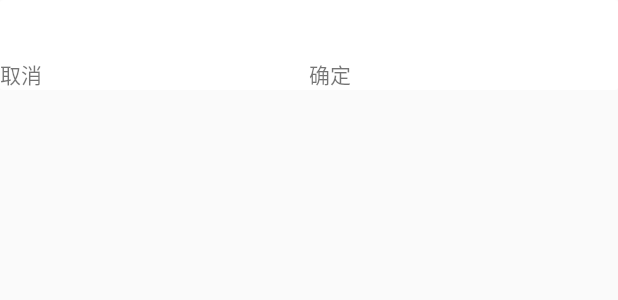
After one commit to Ares2018/common-update-project, an Android app: the layout custom_update_dialog.xml on its own in the app's theme, with its tools: preview values and no code run, on a phone screen of 412 x 824 dp. The commit adds this screen. Shown: the top 300 px of the screen. Run offline under Robolectric (Android 15) with nearby library versions, the phone set to English and light mode, and no system bars.

Commit message:
支持自定义

```diff
--- a/app/src/main/java/cn/daily/news/update/project/MainActivity.java
+++ b/app/src/main/java/cn/daily/news/update/project/MainActivity.java
@@ -34,6 +34,7 @@ public class MainActivity extends AppCompatActivity {
                 versionBean.version_code = 5000;
 //                versionBean.force_upgraded = true;
                 UpdateManager.checkUpdate(MainActivity.this, versionBean);
+                UpdateManager.setLayout(R.layout.custom_update_dialog);
             }
         });
 
--- /dev/null
+++ b/app/src/main/res/layout/custom_update_dialog.xml
@@ -0,0 +1,50 @@
+<?xml version="1.0" encoding="UTF-8"?>
+
+<LinearLayout xmlns:android="http://schemas.android.com/apk/res/android"
+    android:layout_width="match_parent"
+    android:layout_height="wrap_content"
+    android:adjustViewBounds="true"
+    android:background="@drawable/update_background"
+    android:gravity="center"
+    android:orientation="vertical">
+
+    <TextView
+        android:id="@id/update_title"
+        android:layout_width="wrap_content"
+        android:layout_height="wrap_content" />
+
+
+    <TextView
+        android:id="@id/update_remark"
+        android:layout_width="match_parent"
+        android:layout_height="wrap_content"
+        android:gravity="center_vertical"
+        android:scrollbars="vertical" />
+
+
+    <LinearLayout
+        android:id="@+id/bottom_container"
+        android:layout_width="match_parent"
+        android:layout_height="wrap_content"
+        android:layout_alignParentBottom="true"
+        android:layout_centerHorizontal="true"
+        android:orientation="horizontal">
+
+
+        <TextView
+            android:id="@id/update_cancel"
+            android:layout_weight="1"
+            android:layout_width="match_parent"
+            android:layout_height="wrap_content"
+            android:text="取消" />
+
+
+        <TextView
+            android:layout_weight="1"
+            android:id="@id/update_ok"
+            android:layout_width="match_parent"
+            android:layout_height="wrap_content"
+            android:text="确定"
+            />
+    </LinearLayout>
+</LinearLayout>
--- /dev/null
+++ b/update/src/main/res/values/ids.xml
@@ -0,0 +1,7 @@
+<?xml version="1.0" encoding="utf-8"?>
+<resources>
+    <item name="update_ok" type="id"/>
+    <item name="update_cancel" type="id"/>
+    <item name="update_title" type="id"/>
+    <item name="update_remark" type="id"/>
+</resources>
```
Also changed, not shown: update/src/main/java/cn/daily/news/update/UpdateManager.java (+14 -4 lines), update/src/main/java/cn/daily/news/update/ui/UpdateDialogFragment.java (+12 -7 lines), update/src/main/res/layout/fragment_update_dialog.xml (+5 -5 lines).
